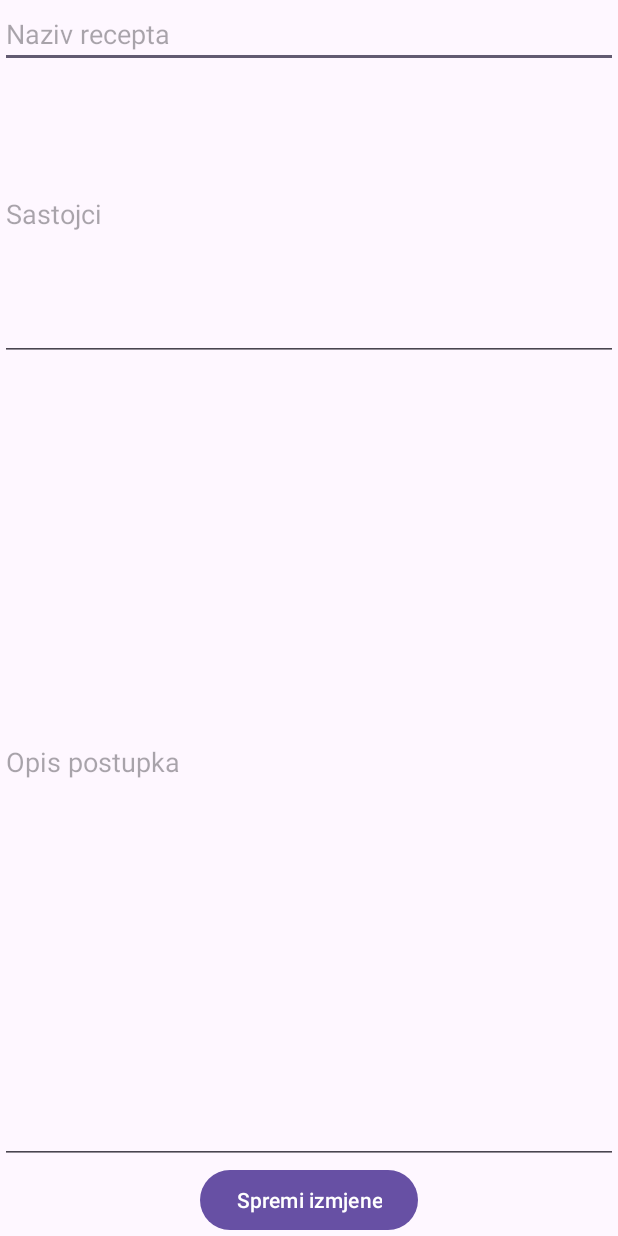
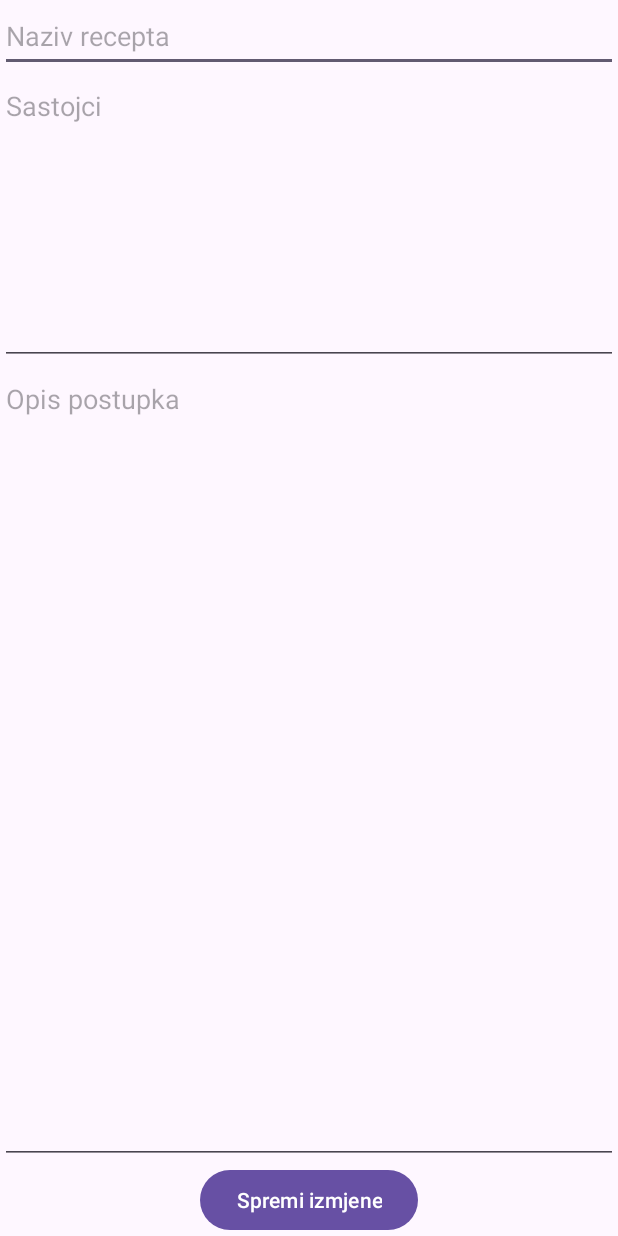
Before and after one commit to foivz/rmai-projects-zabok, an Android app: the layout fragment_edit_recipe.xml on its own in the app's theme, with its tools: preview values and no code run, on a phone screen of 412 x 824 dp. Run offline under Robolectric (Android 15) with nearby library versions, the phone set to English and light mode, and no system bars.

Commit message:
EditRecipeFragment uređen

```diff
--- a/Software/Kuharica/app/src/main/res/layout/fragment_edit_recipe.xml
+++ b/Software/Kuharica/app/src/main/res/layout/fragment_edit_recipe.xml
@@ -9,7 +9,7 @@
     <EditText
         android:id="@+id/etRecipeName"
         android:layout_width="0dp"
-        android:layout_height="wrap_content"
+        android:layout_height="48dp"
         android:hint="Naziv recepta"
         android:inputType="text"
         app:layout_constraintEnd_toEndOf="parent"
@@ -21,6 +21,7 @@
         android:id="@+id/etIngredients"
         android:layout_width="0dp"
         android:layout_height="195dp"
+        android:gravity="top|start"
         android:hint="Sastojci"
         android:inputType="textMultiLine"
         app:layout_constraintEnd_toEndOf="parent"
@@ -31,6 +32,7 @@
         android:id="@+id/etDescription"
         android:layout_width="0dp"
         android:layout_height="0dp"
+        android:gravity="top|start"
         android:hint="Opis postupka"
         android:inputType="textMultiLine"
         app:layout_constraintTop_toBottomOf="@+id/etIngredients"
```
Also changed, not shown: Software/Kuharica/app/src/main/java/com/example/kuharica/fragments/EditRecipeFragment.kt (+40 -6 lines).
